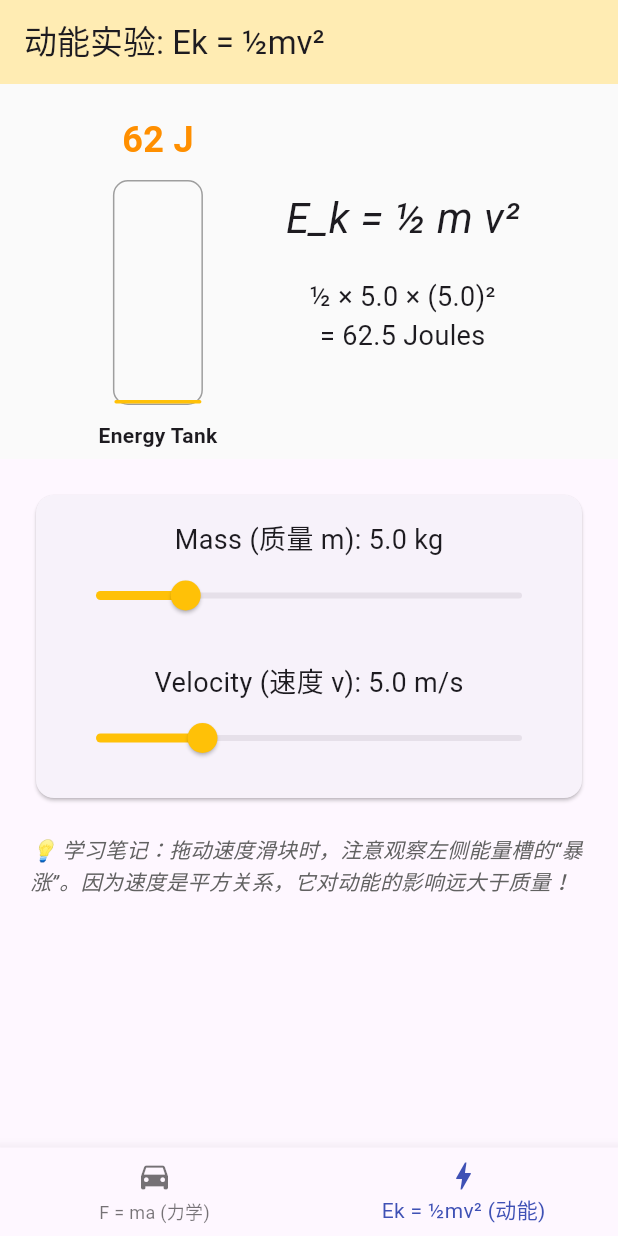
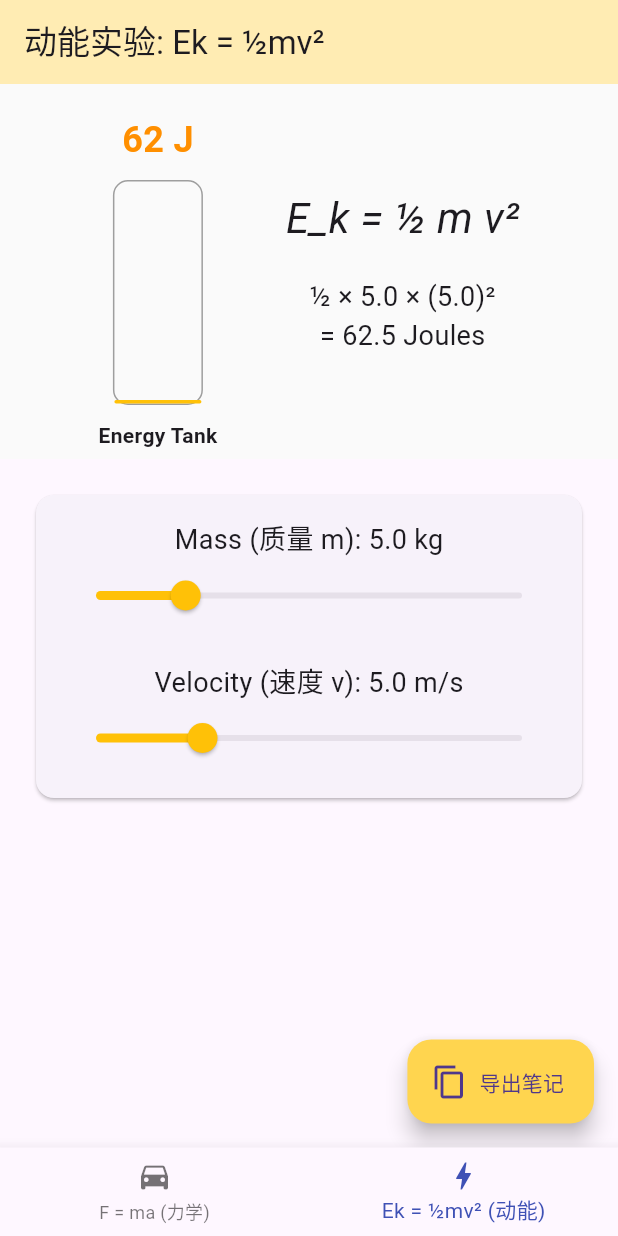
Before and after one commit to ferc5578-eng/physics_a1_coach, a Flutter app: the screen it shows after launch, item 2 of the bottom bar chosen, on a phone screen of 412 x 824 dp. Run offline on Flutter 3.47's test engine with Material 3 defaults, Android fonts, the phone set to English and light mode, and no system bars.

Commit message:
add markdown export feature

```diff
--- a/lib/main.dart
+++ b/lib/main.dart
@@ -1,4 +1,5 @@
 import 'package:flutter/material.dart';
+import 'package:flutter/services.dart'; // 引入剪贴板服务
 
 void main() => runApp(PhysicsApp());
 
@@ -8,12 +9,11 @@ class PhysicsApp extends StatelessWidget {
     return MaterialApp(
       debugShowCheckedModeBanner: false,
       theme: ThemeData(useMaterial3: true),
-      home: MainNavigation(), // 升级为带底部导航栏的主框架
+      home: MainNavigation(),
     );
   }
 }
 
-// === 导航框架 (负责切换不同的实验) ===
 class MainNavigation extends StatefulWidget {
   @override
   _MainNavigationState createState() => _MainNavigationState();
@@ -21,7 +21,6 @@ class MainNavigation extends StatefulWidget {
 
 class _MainNavigationState extends State<MainNavigation> {
   int _currentIndex = 0;
-  // 存放我们的两个物理实验模块
   final List<Widget> _labs = [NewtonsLawLab(), KineticEnergyLab()];
 
   @override
@@ -41,100 +40,7 @@ class _MainNavigationState extends State<MainNavigation> {
   }
 }
 
-// === 新增模块：动能实验室 ===
-class KineticEnergyLab extends StatefulWidget {
-  @override
-  _KineticEnergyLabState createState() => _KineticEnergyLabState();
-}
-
-class _KineticEnergyLabState extends State<KineticEnergyLab> {
-  double mass = 5.0; // kg
-  double velocity = 5.0; // m/s
-
-  @override
-  Widget build(BuildContext context) {
-    // 实时计算动能
-    double kineticEnergy = 0.5 * mass * velocity * velocity;
-    double maxEnergy = 0.5 * 20 * 20 * 20; // 设定滑块最大值时的总能量 4000J
-
-    return Scaffold(
-      appBar: AppBar(title: Text('动能实验: Ek = ½mv²'), backgroundColor: Colors.amber.shade100),
-      body: Column(
-        children: [
-          // 1. 动态模拟区 (能量槽)
-          Container(
-            height: 250,
-            padding: EdgeInsets.all(20),
-            color: Colors.grey.shade50,
-            child: Row(
-              mainAxisAlignment: MainAxisAlignment.spaceEvenly,
-              crossAxisAlignment: CrossAxisAlignment.end,
-              children: [
-                // 能量柱
-                Column(
-                  mainAxisAlignment: MainAxisAlignment.end,
-                  children: [
-                    Text('${kineticEnergy.toInt()} J', style: TextStyle(fontSize: 24, fontWeight: FontWeight.bold, color: Colors.amber.shade800)),
-                    SizedBox(height: 10),
-                    Container(
-                      width: 60, height: 150,
-                      decoration: BoxDecoration(border: Border.all(color: Colors.grey), borderRadius: BorderRadius.circular(10)),
-                      alignment: Alignment.bottomCenter,
-                      child: FractionallySizedBox(
-                        heightFactor: kineticEnergy / maxEnergy, // 动态高度
-                        child: Container(decoration: BoxDecoration(color: Colors.amber, borderRadius: BorderRadius.circular(8))),
-                      ),
-                    ),
-                    SizedBox(height: 10),
-                    Text('Energy Tank', style: TextStyle(fontWeight: FontWeight.bold)),
-                  ],
-                ),
-                // 公式推导展示
-                Column(
-                  mainAxisAlignment: MainAxisAlignment.center,
-                  children: [
-                    Text('E_k = ½ m v²', style: TextStyle(fontSize: 28, fontStyle: FontStyle.italic)),
-                    SizedBox(height: 20),
-                    Text('½ × ${mass.toStringAsFixed(1)} × (${velocity.toStringAsFixed(1)})² \n= ${kineticEnergy.toStringAsFixed(1)} Joules',
-                      textAlign: TextAlign.center, style: TextStyle(fontSize: 18)),
-                  ],
-                )
-              ],
-            ),
-          ),
-
-          // 2. 控制区
-          Expanded(
-            child: ListView(
-              padding: EdgeInsets.all(20),
-              children: [
-                Card(
-                  child: Padding(
-                    padding: EdgeInsets.all(16),
-                    child: Column(
-                      children: [
-                        Text('Mass (质量 m): ${mass.toStringAsFixed(1)} kg', style: TextStyle(fontSize: 18)),
-                        Slider(value: mass, min: 1, max: 20, onChanged: (v) => setState(() => mass = v), activeColor: Colors.amber),
-                        SizedBox(height: 20),
-                        Text('Velocity (速度 v): ${velocity.toStringAsFixed(1)} m/s', style: TextStyle(fontSize: 18)),
-                        Slider(value: velocity, min: 0, max: 20, onChanged: (v) => setState(() => velocity = v), activeColor: Colors.amber),
-                      ],
-                    ),
-                  ),
-                ),
-                SizedBox(height: 20),
-                Text('💡 学习笔记：拖动速度滑块时，注意观察左侧能量槽的“暴涨”。因为速度是平方关系，它对动能的影响远大于质量！',
-                  style: TextStyle(fontStyle: FontStyle.italic, color: Colors.grey.shade700)),
-              ],
-            ),
-          ),
-        ],
-      ),
-    );
-  }
-}
-
-// === 保留之前的模块：牛顿第二定律 ===
+// === 牛顿第二定律模块 ===
 class NewtonsLawLab extends StatefulWidget {
   @override
   _NewtonsLawLabState createState() => _NewtonsLawLabState();
@@ -155,6 +61,28 @@ class _NewtonsLawLabState extends State<NewtonsLawLab> with SingleTickerProvider
   void dispose() {
     _controller.dispose();
     super.dispose();
+  }
+
+  // 核心功能：生成 Markdown 并复制
+  void _exportNotes(BuildContext context, double force) {
+    String markdownNote = """
+### 📗 IGCSE 物理实验：牛顿第二定律
+
+- **核心公式**：\$F = ma\$
+- **当前参数**：质量 \$m = ${mass.toStringAsFixed(1)}\\text{ kg}\$，加速度 \$a = ${acceleration.toStringAsFixed(1)}\\text{ m/s}^2\$
+- **实验结论**：合外力 \$F = ${force.toStringAsFixed(1)}\\text{ N}\$
+
+> **💡 考点提醒**：当质量一定时，物体的加速度与所受合外力成正比。
+""";
+
+    Clipboard.setData(ClipboardData(text: markdownNote)).then((_) {
+      ScaffoldMessenger.of(context).showSnackBar(
+        SnackBar(
+          content: Text('✅ 笔记已复制，可直接粘贴至 Obsidian 等 Markdown 软件中！'),
+          behavior: SnackBarBehavior.floating,
+        )
+      );
+    });
   }
 
   @override
@@ -208,6 +136,122 @@ class _NewtonsLawLabState extends State<NewtonsLawLab> with SingleTickerProvider
           ),
         ],
       ),
+      // 新增：悬浮导出按钮
+      floatingActionButton: FloatingActionButton.extended(
+        onPressed: () => _exportNotes(context, force),
+        icon: Icon(Icons.content_copy),
+        label: Text('导出笔记'),
+        backgroundColor: Colors.indigo.shade200,
+      ),
     );
   }
 }
+
+// === 动能模块 ===
+class KineticEnergyLab extends StatefulWidget {
+  @override
+  _KineticEnergyLabState createState() => _KineticEnergyLabState();
+}
+
+class _KineticEnergyLabState extends State<KineticEnergyLab> {
+  double mass = 5.0;
+  double velocity = 5.0;
+
+  void _exportNotes(BuildContext context, double ke) {
+    String markdownNote = """
+### 📙 IGCSE 物理实验：动能定理
+
+- **核心公式**：\$E_k = \\frac{1}{2}mv^2\$
+- **当前参数**：质量 \$m = ${mass.toStringAsFixed(1)}\\text{ kg}\$，速度 \$v = ${velocity.toStringAsFixed(1)}\\text{ m/s}\$
+- **实验结论**：系统总动能 \$E_k = ${ke.toStringAsFixed(1)}\\text{ Joules}\$
+
+> **💡 考点提醒**：动能与速度的平方成正比。速度翻倍，动能会变成原来的 4 倍！在答题时千万不要漏掉平方符号。
+""";
+
+    Clipboard.setData(ClipboardData(text: markdownNote)).then((_) {
+      ScaffoldMessenger.of(context).showSnackBar(
+        SnackBar(
+          content: Text('✅ 笔记已复制为 Markdown 格式！'),
+          behavior: SnackBarBehavior.floating,
+        )
+      );
+    });
+  }
+
+  @override
+  Widget build(BuildContext context) {
+    double kineticEnergy = 0.5 * mass * velocity * velocity;
+    double maxEnergy = 0.5 * 20 * 20 * 20;
+
+    return Scaffold(
+      appBar: AppBar(title: Text('动能实验: Ek = ½mv²'), backgroundColor: Colors.amber.shade100),
+      body: Column(
+        children: [
+          Container(
+            height: 250, padding: EdgeInsets.all(20), color: Colors.grey.shade50,
+            child: Row(
+              mainAxisAlignment: MainAxisAlignment.spaceEvenly,
+              crossAxisAlignment: CrossAxisAlignment.end,
+              children: [
+                Column(
+                  mainAxisAlignment: MainAxisAlignment.end,
+                  children: [
+                    Text('${kineticEnergy.toInt()} J', style: TextStyle(fontSize: 24, fontWeight: FontWeight.bold, color: Colors.amber.shade800)),
+                    SizedBox(height: 10),
+                    Container(
+                      width: 60, height: 150,
+                      decoration: BoxDecoration(border: Border.all(color: Colors.grey), borderRadius: BorderRadius.circular(10)),
+                      alignment: Alignment.bottomCenter,
+                      child: FractionallySizedBox(
+                        heightFactor: kineticEnergy / maxEnergy,
+                        child: Container(decoration: BoxDecoration(color: Colors.amber, borderRadius: BorderRadius.circular(8))),
+                      ),
+                    ),
+                    SizedBox(height: 10),
+                    Text('Energy Tank', style: TextStyle(fontWeight: FontWeight.bold)),
+                  ],
+                ),
+                Column(
+                  mainAxisAlignment: MainAxisAlignment.center,
+                  children: [
+                    Text('E_k = ½ m v²', style: TextStyle(fontSize: 28, fontStyle: FontStyle.italic)),
+                    SizedBox(height: 20),
+                    Text('½ × ${mass.toStringAsFixed(1)} × (${velocity.toStringAsFixed(1)})² \n= ${kineticEnergy.toStringAsFixed(1)} Joules',
+                      textAlign: TextAlign.center, style: TextStyle(fontSize: 18)),
+                  ],
+                )
+              ],
+            ),
+          ),
+          Expanded(
+            child: ListView(
+              padding: EdgeInsets.all(20),
+              children: [
+                Card(
+                  child: Padding(
+                    padding: EdgeInsets.all(16),
+                    child: Column(
+                      children: [
+                        Text('Mass (质量 m): ${mass.toStringAsFixed(1)} kg', style: TextStyle(fontSize: 18)),
+                        Slider(value: mass, min: 1, max: 20, onChanged: (v) => setState(() => mass = v), activeColor: Colors.amber),
+                        SizedBox(height: 20),
+                        Text('Velocity (速度 v): ${velocity.toStringAsFixed(1)} m/s', style: TextStyle(fontSize: 18)),
+                        Slider(value: velocity, min: 0, max: 20, onChanged: (v) => setState(() => velocity = v), activeColor: Colors.amber),
+                      ],
+                    ),
+                  ),
+                ),
+              ],
+            ),
+          ),
+        ],
+      ),
+      floatingActionButton: FloatingActionButton.extended(
+        onPressed: () => _exportNotes(context, kineticEnergy),
+        icon: Icon(Icons.content_copy),
+        label: Text('导出笔记'),
+        backgroundColor: Colors.amber.shade300,
+      ),
+    );
+  }
+}
```
